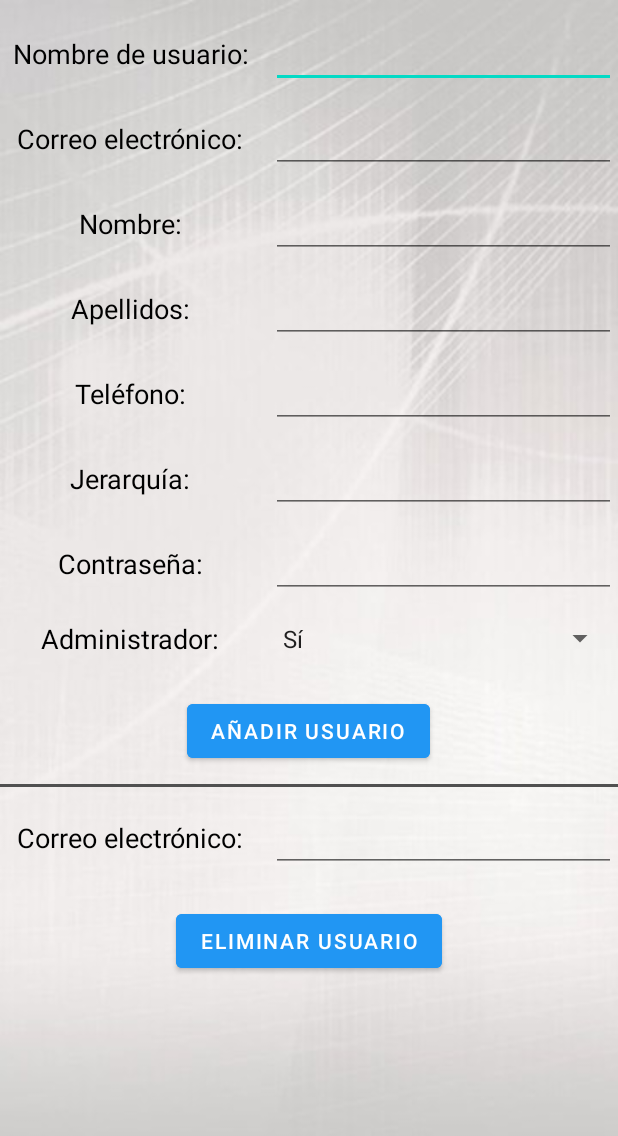
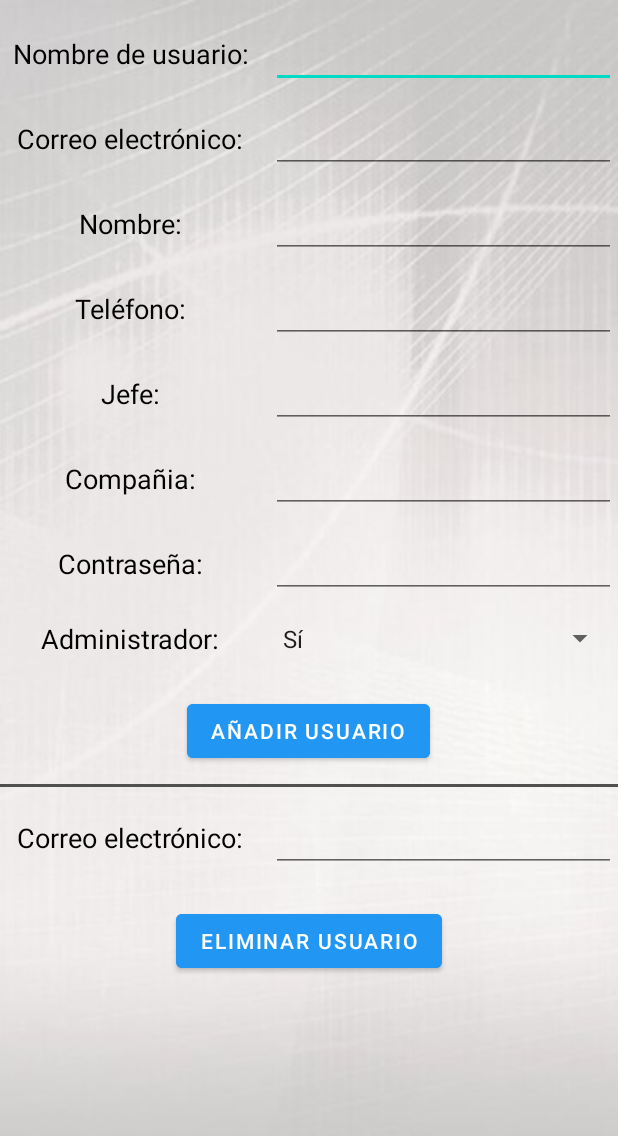
Before and after one commit to NicolasCeaPorras/ProyectoSMOV, an Android app: the GestionUsuarios screen opened directly, with no data from a screen before it, after a tap on "AÑADIR USUARIO", on a phone screen of 412 x 824 dp. Shown: the top 1136 px of the screen. Run offline under Robolectric (Android 15) with nearby library versions, the phone set to English and light mode, and no system bars; our stand-ins replace Firebase (no records; nobody signed in at launch, a user with empty details on screens opened directly).

Commit message:
Se pueden añadir usuarios a la base de datos, esta aun sin terminar

```diff
--- a/app/src/main/java/com/example/proyectosmov/GestionUsuarios.kt
+++ b/app/src/main/java/com/example/proyectosmov/GestionUsuarios.kt
@@ -9,7 +9,9 @@ import android.widget.Spinner
 import android.widget.ArrayAdapter
 import androidx.appcompat.app.AlertDialog
 import com.google.firebase.auth.FirebaseAuth
-import com.google.firebase.ktx.Firebase
+import com.example.proyectosmov.dominio.*
+import com.google.firebase.firestore.FieldValue
+import com.google.firebase.firestore.SetOptions
 
 class GestionUsuarios : AppCompatActivity() {
     override fun onCreate(savedInstanceState: Bundle?) {
@@ -25,6 +27,7 @@ class GestionUsuarios : AppCompatActivity() {
         administrador.adapter = adapter
     }
 
+
     //Se ejecuta al dar click a añadir usuario, inserta un usuario en la base de datos
     fun onClickAnadir(v: View?) {
         val db = FirebaseFirestore.getInstance()
@@ -32,31 +35,25 @@ class GestionUsuarios : AppCompatActivity() {
         val usuario = findViewById<View>(R.id.usuario) as EditText
         val email = findViewById<View>(R.id.correo) as EditText
         val nombre = findViewById<View>(R.id.nombre) as EditText
-        val apellidos = findViewById<View>(R.id.apellidos) as EditText
         val telefono = findViewById<View>(R.id.telefono) as EditText
-        val jerarquia = findViewById<View>(R.id.jerarquia) as EditText
+        val jefe = findViewById<View>(R.id.jefe) as EditText
+        val compania  = findViewById<View>(R.id.compania) as EditText
         val contrasena = findViewById<View>(R.id.contrasena) as EditText
         val administrador = findViewById<View>(R.id.administrador) as Spinner
-        val esAdministrador = administrador.selectedItem.toString().equals("Si")
+        val esAdministrador = administrador.selectedItem.toString().equals("Sí")
+        val user = User(nombre.text.toString(),usuario.text.toString(),jefe.text.toString(),email.text.toString(), contrasena.text.toString(),
+                            telefono.text.toString(),esAdministrador,null,null,null,null)
 
-            db.collection("usuarios").document(email.text.toString()).set(
-                hashMapOf(
-                    "nombreUsuario" to usuario.text.toString(),
-                    "nombre" to nombre.text.toString(),
-                    "apellidos" to apellidos.text.toString(),
-                    "telefono" to telefono.text.toString(),
-                    "jerarquia" to jerarquia.text.toString(),
-                    "contraseña" to contrasena.text.toString(),
-                    "administrador" to esAdministrador
-                )
-            )
+            db.collection("companies").document(compania.text.toString()).set(hashMapOf("users" to FieldValue.arrayUnion(user)), SetOptions.merge()).addOnSuccessListener {
 
-            auth.createUserWithEmailAndPassword(email.text.toString(), contrasena.text.toString())
+
+                //auth.createUserWithEmailAndPassword(email.text.toString(), contrasena.text.toString())
+            }
     }
 
     //Se ejecuta al dar click a eliminar usuario, elimina un usuario de la base de datos
     fun onClickEliminar(v: View?) {
-        val db = FirebaseFirestore.getInstance()
+        /*val db = FirebaseFirestore.getInstance()
         val email = findViewById<View>(R.id.correoEliminar) as EditText
         db.collection("usuarios").document(email.text.toString()).delete().addOnCompleteListener {
             if (it.isSuccessful) {
@@ -64,7 +61,7 @@ class GestionUsuarios : AppCompatActivity() {
             } else {
                 alertaNoExisteUsuario()
             }
-        }
+        }*/
     }
 
     //Muestra una alerta si se intenta eliminar un usuario de la BD
--- a/app/src/main/java/com/example/proyectosmov/Menu.kt
+++ b/app/src/main/java/com/example/proyectosmov/Menu.kt
@@ -89,9 +89,12 @@ class Menu : AppCompatActivity() {
     }
     //Evento que al hacer click te lleva a la pantalla de mi presencia
     fun clickMiPresencia(v: View?) {
+        val bundle = this.intent.extras
+        val compania = bundle!!.getString("company")
         val intent = Intent(this@Menu, PresenciaActivity::class.java)
         val email = findViewById<TextView>(R.id.textoEmail).text.toString()
         intent.putExtra("email",email)
+        intent.putExtra("company",compania)
         startActivity(intent)
     }
 }
--- a/app/src/main/res/layout/activity_gestion_usuarios.xml
+++ b/app/src/main/res/layout/activity_gestion_usuarios.xml
@@ -90,29 +90,6 @@
             android:layout_height="wrap_content"
             android:layout_gravity="center"
             android:textAlignment="center"
-            android:text="@string/apellidos"
-            android:textSize="8pt"
-            android:textColor="@color/black">
-        </TextView>
-
-        <EditText
-            android:id="@+id/apellidos"
-            android:layout_width="230dp"
-            android:layout_gravity="center"
-            android:layout_height="wrap_content"
-            android:layout_marginLeft="3pt"></EditText>
-    </LinearLayout>
-    <LinearLayout
-        android:layout_width="fill_parent"
-        android:layout_height="wrap_content"
-        android:orientation="horizontal"
-        android:layout_marginTop="5pt"
-        tools:context=".GestionUsuarios">
-        <TextView
-            android:layout_width="174dp"
-            android:layout_height="wrap_content"
-            android:layout_gravity="center"
-            android:textAlignment="center"
             android:text="@string/telefono"
             android:textSize="8pt"
             android:textColor="@color/black">
@@ -136,13 +113,36 @@
             android:layout_height="wrap_content"
             android:layout_gravity="center"
             android:textAlignment="center"
-            android:text="@string/jerarquia"
+            android:text="@string/jefe"
             android:textSize="8pt"
             android:textColor="@color/black">
         </TextView>
 
         <EditText
-            android:id="@+id/jerarquia"
+            android:id="@+id/jefe"
+            android:layout_width="230dp"
+            android:layout_gravity="center"
+            android:layout_height="wrap_content"
+            android:layout_marginLeft="3pt"></EditText>
+    </LinearLayout>
+    <LinearLayout
+        android:layout_width="fill_parent"
+        android:layout_height="wrap_content"
+        android:orientation="horizontal"
+        android:layout_marginTop="5pt"
+        tools:context=".GestionUsuarios">
+        <TextView
+            android:layout_width="174dp"
+            android:layout_height="wrap_content"
+            android:layout_gravity="center"
+            android:textAlignment="center"
+            android:text="@string/compania"
+            android:textSize="8pt"
+            android:textColor="@color/black">
+        </TextView>
+
+        <EditText
+            android:id="@+id/compania"
             android:layout_width="230dp"
             android:layout_gravity="center"
             android:layout_height="wrap_content"
@@ -197,6 +197,7 @@
 
         </Spinner>
     </LinearLayout>
+
     <Button
         android:layout_width="wrap_content"
         android:layout_height="wrap_content"
--- a/app/src/main/res/values/strings.xml
+++ b/app/src/main/res/values/strings.xml
@@ -13,6 +13,7 @@
     <string name="gestionUsuario">Gestión de usuarios</string>
     <string name="miPresencia">Mi Presencia</string>
     <string name="anadirUsuario">Añadir usuario</string>
+    <string name="compania">Compañia: </string>
     <string name="eliminarUsuario">Eliminar usuario</string>
     <string name="horasalida">Hora de salida:</string>
     <string name="nota">Escribe la nota que quieres:</string>
@@ -23,7 +24,7 @@
     <string name="correo">Correo electrónico:</string>
     <string name="nombre">Nombre: </string>
     <string name="contrasena">Contraseña: </string>
-    <string name="jerarquia">Jerarquía: </string>
+    <string name="jefe">Jefe: </string>
     <string name="apellidos">Apellidos: </string>
     <string name="telefono">Teléfono: </string>
     <string name="administrador">Administrador: </string>
```
